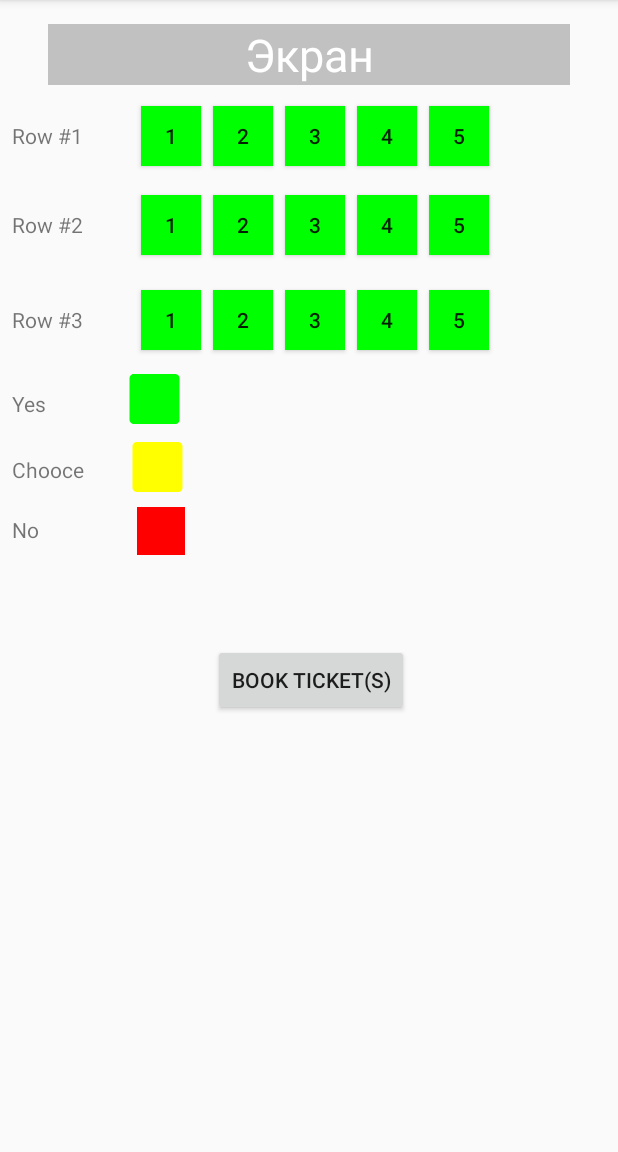
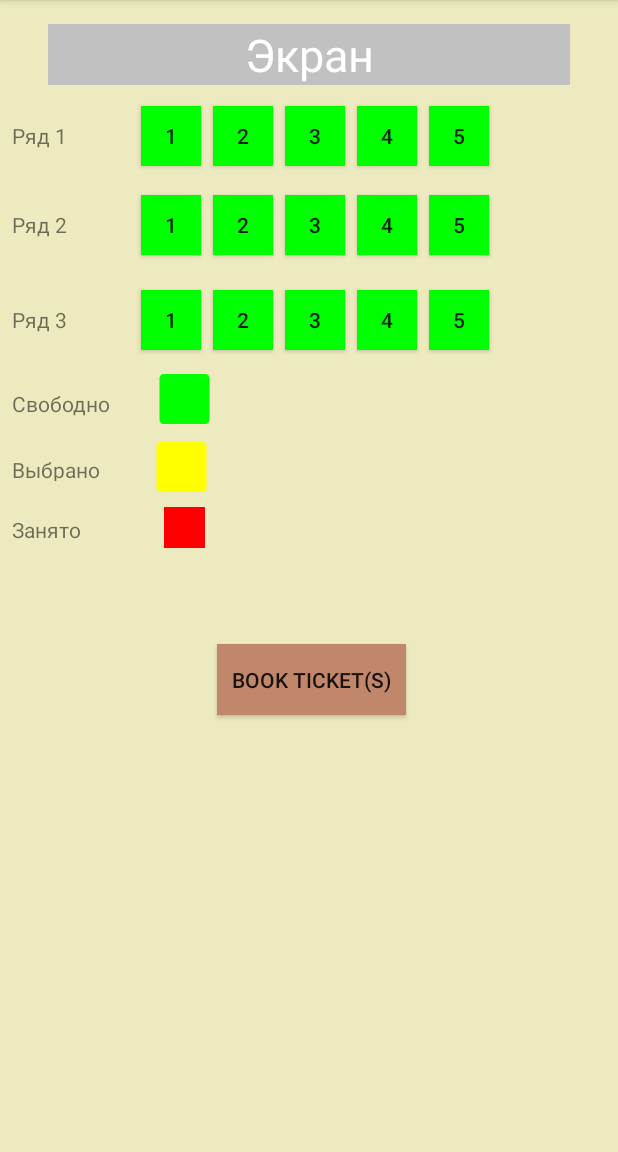
Before and after one commit to FruteL/Cinema-Booking-Client-master, an Android app: the BookTicketActivity screen opened directly, with no data from a screen before it, on a phone screen of 412 x 824 dp, the part 84-1236 px from its top. Run offline under Robolectric (Android 15) with nearby library versions, the phone set to English and light mode, and no system bars; 2 statements that could not run were skipped.

Commit message:
немного подправила дизайн

```diff
--- a/app/src/main/java/com/cinema/client/ui/BookTicketActivity.java
+++ b/app/src/main/java/com/cinema/client/ui/BookTicketActivity.java
@@ -23,6 +23,13 @@ public class BookTicketActivity extends AppCompatActivity {
     private Button btnBookPlaces;
     public static final String ARG_KEY_SESSION_BUNDLE = "session_key_bundle";
     public static final String ARG_KEY_SESSION = "session_key";
+    private TextView tvY;
+    private TextView tvC;
+    private TextView tvN;
+    private TextView row1;
+    private TextView row2;
+    private TextView row3;
+
 
     @Override
     protected void onCreate(Bundle savedInstanceState) {
@@ -39,8 +46,20 @@ public class BookTicketActivity extends AppCompatActivity {
 
         Session session = (Session) getIntent().getBundleExtra(ARG_KEY_SESSION_BUNDLE).getSerializable(ARG_KEY_SESSION);
         bookedPlaces = session.getSeats();
+        tvY = (TextView)findViewById(R.id.tv_1);
+        tvC = (TextView)findViewById(R.id.tv_2);
+        tvN = (TextView)findViewById(R.id.tv_3);
 
+        tvY.setText("Свободно");
+        tvC.setText("Выбрано");
+        tvN.setText("Занято");
 
+        row1 = (TextView)findViewById(R.id.tv_row_1);
+        row2 = (TextView)findViewById(R.id.tv_row_2);
+        row3 = (TextView)findViewById(R.id.tv_row_3);
+        row1.setText("Ряд 1");
+        row2.setText("Ряд 2");
+        row3.setText("Ряд 3");
 
         final Button place_1_1 = (Button) findViewById(R.id.place_1_1);
         final Button place_1_2 = (Button) findViewById(R.id.place_1_2);
--- a/app/src/main/res/layout/activity_book_ticket.xml
+++ b/app/src/main/res/layout/activity_book_ticket.xml
@@ -4,7 +4,8 @@
     xmlns:tools="http://schemas.android.com/tools"
     android:layout_width="match_parent"
     android:layout_height="match_parent"
-    tools:context=".ui.BookTicketActivity">
+    tools:context=".ui.BookTicketActivity"
+    android:background="#eceabe">
 
     <TextView
         android:id="@+id/textView2"
@@ -242,11 +243,12 @@
 
     <Button
         android:id="@+id/btn_boock"
-        android:layout_width="wrap_content"
-        android:layout_height="wrap_content"
+        android:layout_width="126dp"
+        android:layout_height="47dp"
         android:layout_marginStart="8dp"
         android:layout_marginTop="196dp"
         android:layout_marginEnd="8dp"
+        android:background="#c1876b"
         android:text="Book ticket(s)"
         app:layout_constraintEnd_toEndOf="parent"
         app:layout_constraintHorizontal_bias="0.505"
@@ -258,8 +260,8 @@
     <!--Add new-->
     <TextView
         android:id="@+id/tv_1"
-        android:layout_width="52dp"
-        android:layout_height="19dp"
+        android:layout_width="72dp"
+        android:layout_height="20dp"
         android:layout_marginStart="8dp"
         android:layout_marginTop="100dp"
         android:text="Yes"
@@ -268,8 +270,8 @@
 
     <TextView
         android:id="@+id/tv_2"
-        android:layout_width="54dp"
-        android:layout_height="19dp"
+        android:layout_width="70dp"
+        android:layout_height="17dp"
         android:layout_marginStart="8dp"
         android:layout_marginTop="44dp"
         android:text="Chooce"
@@ -277,9 +279,9 @@
         app:layout_constraintTop_toTopOf="@+id/tv_1" />
 
     <TextView
-        android:id="@+id/tv_"
-        android:layout_width="55dp"
-        android:layout_height="19dp"
+        android:id="@+id/tv_3"
+        android:layout_width="73dp"
+        android:layout_height="20dp"
         android:layout_marginStart="8dp"
         android:layout_marginTop="84dp"
         android:text="No"
@@ -308,12 +310,12 @@
 
     <ImageView
         android:id="@+id/img_3"
-        android:layout_width="47dp"
-        android:layout_height="32dp"
+        android:layout_width="43dp"
+        android:layout_height="27dp"
         android:layout_marginStart="20dp"
         android:layout_marginTop="10dp"
         android:src="@drawable/img_3"
-        app:layout_constraintStart_toEndOf="@+id/tv_"
+        app:layout_constraintStart_toEndOf="@+id/tv_3"
         app:layout_constraintTop_toBottomOf="@+id/img_2" />
 
 
```
